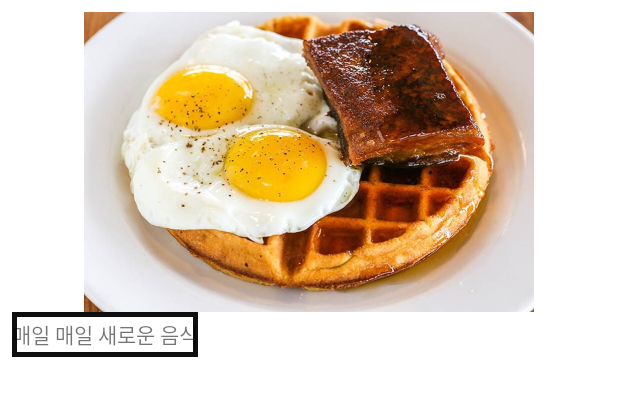
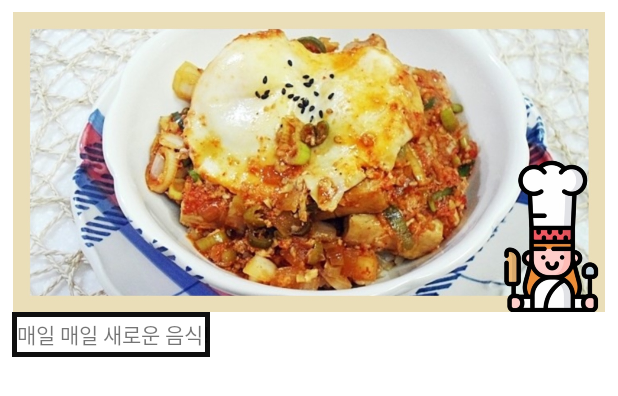
Before and after one commit to yeezze/JavaOnTheTop, an Android app: the layout banner.xml on its own in the app's theme, with its tools: preview values and no code run, on a phone screen of 412 x 824 dp. Shown: the top 396 px of the screen. Run offline under Robolectric (Android 15) with nearby library versions, the phone set to English and light mode, and no system bars.

Commit message:
11/29 혜원 배너 사이즈 맞추고 변경

```diff
--- a/app/src/main/res/layout/banner.xml
+++ b/app/src/main/res/layout/banner.xml
@@ -21,7 +21,7 @@
             android:id="@id/image"
             android:layout_width="match_parent"
             android:layout_height="match_parent"
-            android:src="@drawable/sample3"/>
+            android:src="@drawable/bannermenu"/>
     </ViewFlipper>
 
     <TextView
@@ -31,5 +31,5 @@
         android:background="@drawable/round_background"
         android:fontFamily="@font/imcresoojin"
         android:gravity="center"
-        android:text="매일 매일 새로운 음식" />
+        android:text=" 매일 매일 새로운 음식!" />
 </LinearLayout>
```
Also changed, not shown: app/src/main/res/drawable/bannermenu.jpg (added).
